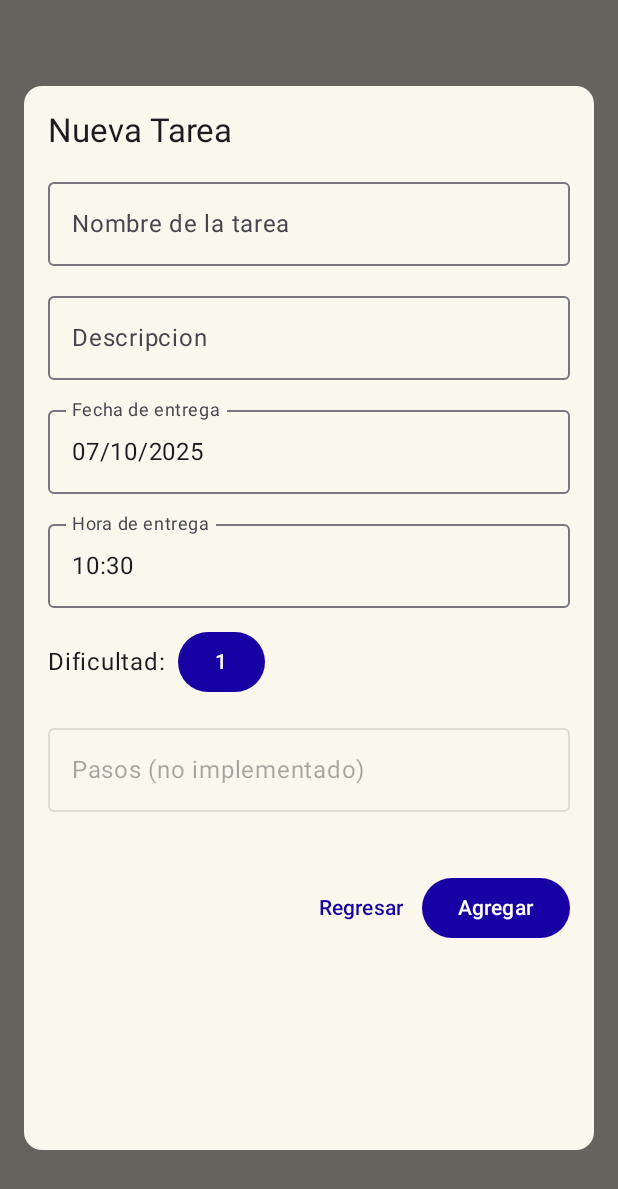
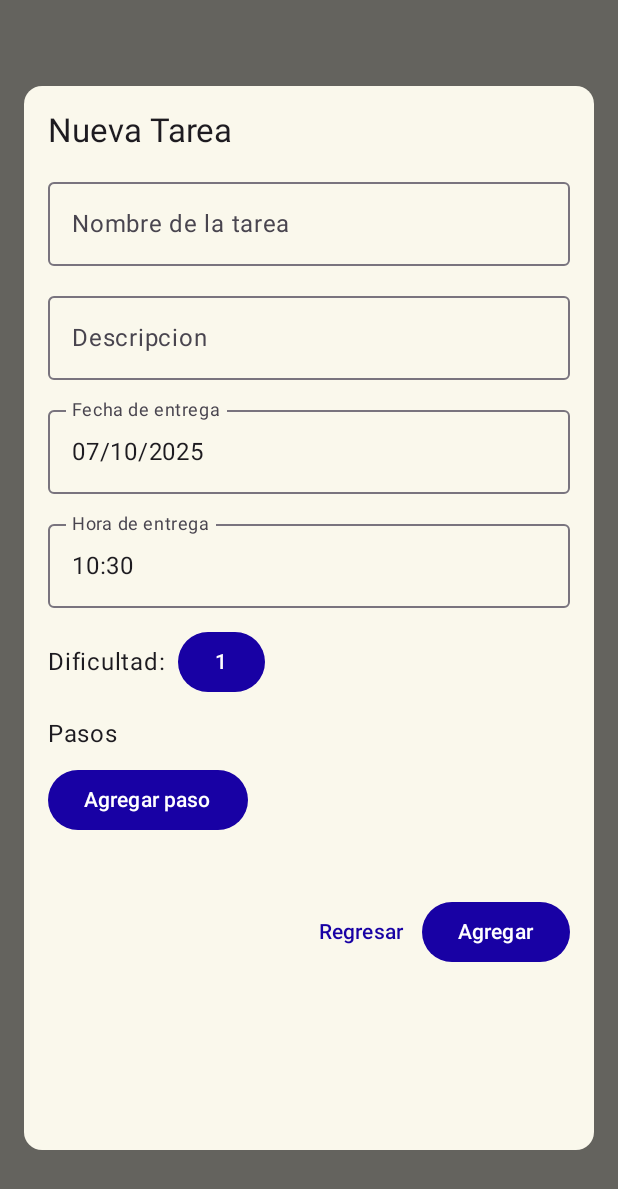
Before and after one commit to Super-Gabriel/Sitio_Web_Administracion, an Android app built with Jetpack Compose: the composable AddTaskDialog shown on its own in the app's theme, on a phone screen of 412 x 824 dp. Shown: the top 1189 px of the screen. Run offline under Robolectric (Android 15) with nearby library versions, the phone set to English and light mode, and no system bars.

Commit message:
poder agregar pasos al crear tarea

```diff
--- a/app/app/src/main/java/com/example/focusup/MainActivity.kt
+++ b/app/app/src/main/java/com/example/focusup/MainActivity.kt
@@ -28,6 +28,8 @@ import androidx.compose.ui.graphics.Color
 import com.example.focusup.ui.theme.FocusUpTheme
 import androidx.compose.foundation.rememberScrollState
 import androidx.compose.foundation.verticalScroll
+import androidx.compose.material.icons.Icons
+import androidx.compose.material.icons.filled.Close
 import androidx.compose.runtime.*
 import androidx.compose.ui.platform.LocalConfiguration
 import androidx.compose.material3.Surface
@@ -335,7 +337,7 @@ fun AddTaskDialog(
                 //var taskDueTime by remember { mutableStateOf("") } // hora como String
                 var selectedDifficulty by remember { mutableStateOf(1) }
                 var expanded by remember { mutableStateOf(false) }
-                var taskSteps by remember { mutableStateOf(listOf<String>()) }
+                var taskSteps = remember { mutableStateListOf<String>() }
 
                 val context = LocalContext.current
 
@@ -422,13 +424,42 @@ fun AddTaskDialog(
                     }
                 }
 
-                OutlinedTextField(
-                    value = "", // pasos no implementados aun
-                    onValueChange = { /* TODO: manejar pasos */ },
-                    label = { Text("Pasos (no implementado)") },
-                    modifier = Modifier.fillMaxWidth(),
-                    enabled = false
-                )
+                Column(
+                    verticalArrangement = Arrangement.spacedBy(8.dp)
+                ) {
+                    Text("Pasos")
+
+                    taskSteps.forEachIndexed { index, step ->
+                        Row(
+                            verticalAlignment = Alignment.CenterVertically,
+                            horizontalArrangement = Arrangement.spacedBy(8.dp),
+                            modifier = Modifier.fillMaxWidth()
+                        ) {
+                            OutlinedTextField(
+                                value = step,
+                                onValueChange = { newValue ->
+                                    taskSteps[index] = newValue
+                                },
+                                label = { Text("Paso ${index + 1}") },
+                                modifier = Modifier.weight(1f)
+                            )
+
+                            IconButton(onClick = { taskSteps.removeAt(index) }) {
+                                Icon(
+                                    imageVector = Icons.Default.Close,
+                                    contentDescription = "Eliminar paso"
+                                )
+                            }
+                        }
+                    }
+
+                    Button(
+                        onClick = { taskSteps.add("") },
+                        modifier = Modifier.align(Alignment.End)
+                    ) {
+                        Text("Agregar paso")
+                    }
+                }
 
                 Spacer(modifier = Modifier.height(16.dp))
 
```
